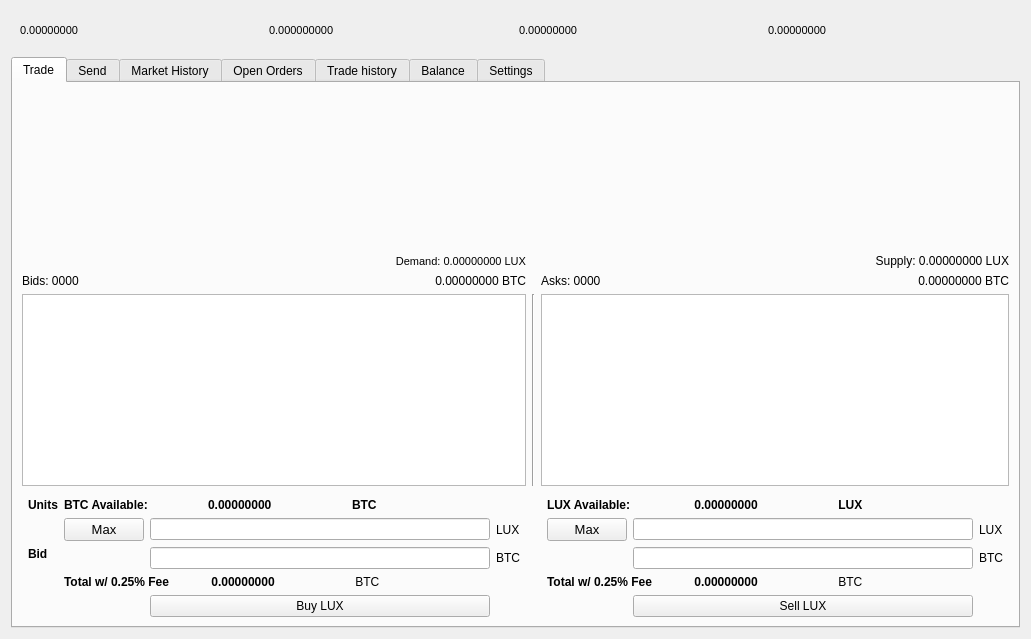
Rubixblockchain/RUNES-ProtoMaster, file src/qt/forms/tradingdialog.ui: the form before one commit.
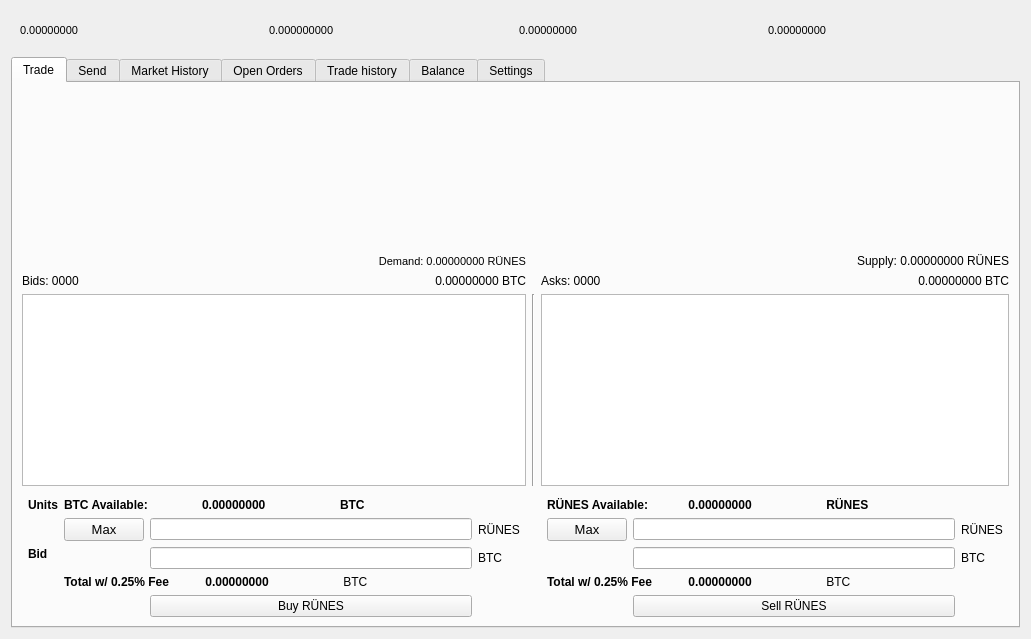
The form after the commit. Icons and pictures are not drawn.

```diff
--- a/src/qt/forms/tradingdialog.ui
+++ b/src/qt/forms/tradingdialog.ui
@@ -1137,9 +1137,9 @@
         </layout>
        </item>
        <item row="9" column="3">
-        <widget class="QPushButton" name="BuyLUX">
+        <widget class="QPushButton" name="BuyRÜNES">
          <property name="text">
-          <string>Buy LUX</string>
+          <string>Buy RÜNES</string>
          </property>
         </widget>
        </item>
@@ -1171,9 +1171,9 @@
         </widget>
        </item>
        <item row="1" column="9" colspan="3">
-        <widget class="QLabel" name="LUXSupply">
+        <widget class="QLabel" name="RÜNESSupply">
          <property name="text">
-          <string>Supply: 0.00000000 LUX</string>
+          <string>Supply: 0.00000000 RÜNES</string>
          </property>
          <property name="alignment">
           <set>Qt::AlignRight|Qt::AlignTrailing|Qt::AlignVCenter</set>
@@ -1181,21 +1181,21 @@
         </widget>
        </item>
        <item row="9" column="9">
-        <widget class="QPushButton" name="SellLUXBTN">
+        <widget class="QPushButton" name="SellRÜNESBTN">
          <property name="text">
-          <string>Sell LUX</string>
+          <string>Sell RÜNES</string>
          </property>
         </widget>
        </item>
        <item row="1" column="1" colspan="5">
-        <widget class="QLabel" name="LUXDemand">
+        <widget class="QLabel" name="RÜNESDemand">
          <property name="font">
           <font>
            <pointsize>8</pointsize>
           </font>
          </property>
          <property name="text">
-          <string>Demand: 0.00000000 LUX</string>
+          <string>Demand: 0.00000000 RÜNES</string>
          </property>
          <property name="alignment">
           <set>Qt::AlignRight|Qt::AlignTrailing|Qt::AlignVCenter</set>
@@ -1205,14 +1205,14 @@
        <item row="6" column="10">
         <widget class="QLabel" name="label_22">
          <property name="text">
-          <string>LUX</string>
+          <string>RÜNES</string>
          </property>
         </widget>
        </item>
        <item row="6" column="4">
         <widget class="QLabel" name="label_4">
          <property name="text">
-          <string>LUX</string>
+          <string>RÜNES</string>
          </property>
         </widget>
        </item>
@@ -1232,7 +1232,7 @@
         </widget>
        </item>
        <item row="6" column="9">
-        <widget class="QLineEdit" name="UnitsInputLUX">
+        <widget class="QLineEdit" name="UnitsInputRÜNES">
          <property name="minimumSize">
           <size>
            <width>0</width>
@@ -1873,12 +1873,12 @@
             </font>
            </property>
            <property name="text">
-            <string>LUX Available:</string>
+            <string>RÜNES Available:</string>
            </property>
           </widget>
          </item>
          <item>
-          <widget class="QLabel" name="LUXAvailableLabel">
+          <widget class="QLabel" name="RÜNESAvailableLabel">
            <property name="palette">
             <palette>
              <active>
@@ -2309,7 +2309,7 @@
           </widget>
          </item>
          <item>
-          <widget class="QLabel" name="labelLUX">
+          <widget class="QLabel" name="labelRÜNES">
            <property name="font">
             <font>
              <weight>75</weight>
@@ -2317,7 +2317,7 @@
             </font>
            </property>
            <property name="text">
-            <string> LUX</string>
+            <string> RÜNES</string>
            </property>
           </widget>
          </item>
```
Left out of the diff: 36 changed lines with no effect on the pictures.
